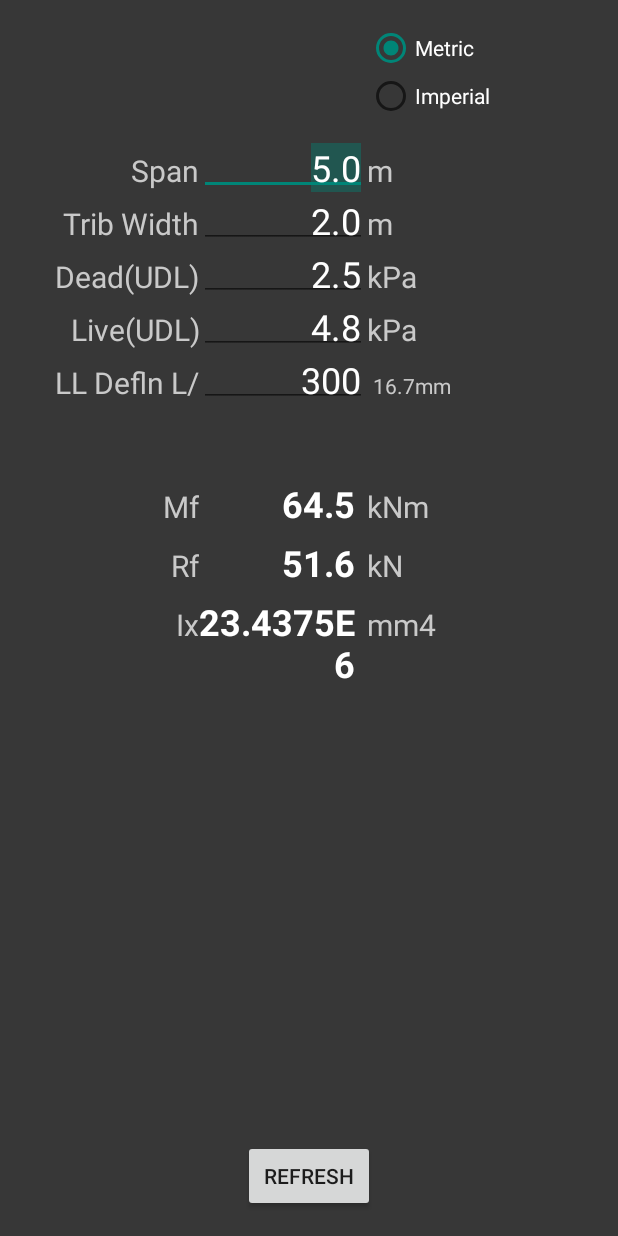
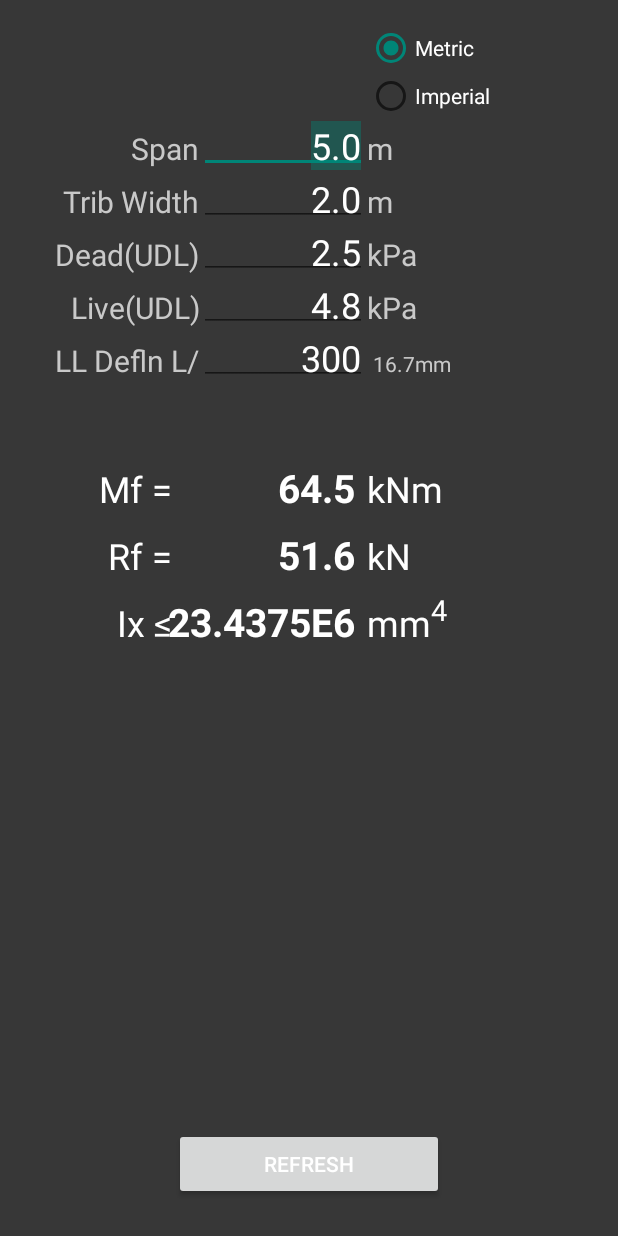
Before and after one commit to rfquerin/qub, an Android app: the screen it shows after launch (MainActivity), after a tap on "REFRESH", on a phone screen of 412 x 824 dp. Run offline under Robolectric (Android 15) with nearby library versions, the phone set to English and light mode, and no system bars.

Commit message:
Landscape layout, units, formatting and refresh on launch added.

```diff
--- a/app/src/main/java/com/rfquerin/simplebeamtool/app/MainActivity.java
+++ b/app/src/main/java/com/rfquerin/simplebeamtool/app/MainActivity.java
@@ -8,6 +8,7 @@ import android.view.MenuItem;
 import android.view.View;
 import android.view.ViewGroup;
 import android.os.Build;
+import android.widget.Button;
 import android.widget.CheckBox;
 import android.widget.EditText;
 import android.widget.RadioButton;
@@ -31,6 +32,13 @@ public class MainActivity extends Activity {
     protected void onCreate(Bundle savedInstanceState) {
         super.onCreate(savedInstanceState);
         setContentView(R.layout.activity_main);
+
+        // arbitrarily hit refresh to update values on creation
+
+        Button refreshbutton = (Button)findViewById(R.id.buttonRefresh);
+
+        refreshbutton.performClick();
+
 
 
 
--- a/app/src/main/res/layout/activity_main.xml
+++ b/app/src/main/res/layout/activity_main.xml
@@ -17,7 +17,7 @@
         android:layout_alignParentTop="true"
         android:layout_toRightOf="@+id/textViewMoment"
         android:id="@+id/radioGroup"
-        android:paddingBottom="20dp"
+        android:paddingBottom="5dp"
         android:layout_alignParentLeft="false">
 
         <RadioButton
@@ -283,11 +283,12 @@
         android:id="@+id/textViewMomentLabel"
         android:gravity="right"
         android:layout_marginTop="55dp"
-        android:layout_toLeftOf="@+id/buttonRefresh"
         android:layout_below="@+id/textViewDeflnLabel"
-        android:textColor="#c9c9c9"
-        android:layout_alignRight="@+id/textViewDeflnLabel"
-        android:textSize="20sp"/>
+        android:textColor="@android:color/white"
+        android:textSize="24sp"
+        android:layout_alignParentLeft="true"
+        android:paddingLeft="50dp"
+        android:textIsSelectable="false" />
 
     <TextView
         android:layout_width="wrap_content"
@@ -295,19 +296,19 @@
         android:textAppearance="?android:attr/textAppearanceLarge"
         android:text="10"
         android:id="@+id/textViewMoment"
-        android:ems="4"
+        android:ems="5"
         android:layout_alignParentBottom="true"
         android:layout_centerHorizontal="true"
         android:layout_marginBottom="53dp"
         android:gravity="right"
-        android:layout_toRightOf="@+id/textViewMomentLabel"
         android:enabled="true"
         android:layout_alignBaseline="@+id/textViewMomentLabel"
-        android:textSize="24dp"
+        android:textSize="26sp"
         android:textStyle="bold"
         android:fadeScrollbars="true"
         android:paddingRight="8dp"
-        android:textColor="@android:color/white" />
+        android:textColor="@android:color/white"
+        android:layout_toLeftOf="@+id/textViewMomentUnits" />
 
 
 
@@ -317,10 +318,10 @@
         android:textAppearance="?android:attr/textAppearanceLarge"
         android:text="@string/Mf_units_si"
         android:id="@+id/textViewMomentUnits"
-        android:layout_toRightOf="@+id/textViewMoment"
         android:layout_alignBaseline="@+id/textViewMoment"
-        android:textColor="#c9c9c9"
-        android:textSize="20sp"/>
+        android:textColor="@android:color/white"
+        android:textSize="24sp"
+        android:layout_alignLeft="@+id/textViewLiveUnits" />
 
 
 
@@ -334,10 +335,12 @@
         android:text="@string/Rf_label"
         android:id="@+id/textViewRxnLabel"
         android:layout_below="@+id/textViewMomentLabel"
-        android:layout_toLeftOf="@+id/textViewMoment"
         android:layout_marginTop="12dp"
-        android:textColor="#c9c9c9"
-        android:textSize="20sp"/>
+        android:textColor="@android:color/white"
+        android:textSize="24sp"
+        android:layout_alignParentLeft="false"
+        android:layout_alignRight="@+id/textViewMomentLabel"
+        android:textIsSelectable="true" />
 
     <TextView
         android:layout_width="wrap_content"
@@ -345,19 +348,19 @@
         android:textAppearance="?android:attr/textAppearanceLarge"
         android:text="10"
         android:id="@+id/textViewReaction"
-        android:ems="4"
+        android:ems="5"
         android:layout_alignParentBottom="true"
         android:layout_centerHorizontal="true"
         android:layout_marginBottom="53dp"
         android:gravity="right"
-        android:layout_toRightOf="@+id/textViewRxnLabel"
         android:enabled="true"
         android:layout_alignBaseline="@+id/textViewRxnLabel"
-        android:textSize="24dp"
+        android:textSize="26sp"
         android:textStyle="bold"
         android:fadeScrollbars="true"
         android:paddingRight="8dp"
-        android:textColor="@android:color/white" />
+        android:textColor="@android:color/white"
+        android:layout_toLeftOf="@+id/textViewReactionUnits" />
 
     <TextView
         android:layout_width="wrap_content"
@@ -365,10 +368,10 @@
         android:textAppearance="?android:attr/textAppearanceLarge"
         android:text="@string/Rf_units_si"
         android:id="@+id/textViewReactionUnits"
-        android:layout_toRightOf="@+id/textViewReaction"
         android:layout_alignBaseline="@+id/textViewReaction"
-        android:textColor="#c9c9c9"
-        android:textSize="20sp"/>
+        android:textColor="@android:color/white"
+        android:layout_alignLeft="@+id/textViewMomentUnits"
+        android:textSize="24sp" />
 
 
     <TextView
@@ -378,10 +381,11 @@
         android:text="@string/Ix_label"
         android:id="@+id/textViewIxLabel"
         android:layout_below="@+id/textViewRxnLabel"
-        android:layout_toLeftOf="@+id/textViewReaction"
         android:layout_marginTop="12dp"
-        android:textColor="#c9c9c9"
-        android:textSize="20sp"/>
+        android:textColor="@android:color/white"
+        android:textSize="24sp"
+        android:layout_alignRight="@+id/textViewRxnLabel"
+        android:textIsSelectable="false" />
 
     <TextView
         android:layout_width="wrap_content"
@@ -389,19 +393,19 @@
         android:textAppearance="?android:attr/textAppearanceLarge"
         android:text="10"
         android:id="@+id/textViewIx"
-        android:ems="4"
+        android:ems="5"
         android:layout_alignParentBottom="true"
         android:layout_centerHorizontal="true"
         android:layout_marginBottom="53dp"
         android:gravity="right"
-        android:layout_toRightOf="@+id/textViewIxLabel"
         android:enabled="true"
         android:layout_alignBaseline="@+id/textViewIxLabel"
-        android:textSize="24dp"
+        android:textSize="26sp"
         android:textStyle="bold"
         android:fadeScrollbars="true"
         android:paddingRight="8dp"
-        android:textColor="@android:color/white" />
+        android:textColor="@android:color/white"
+        android:layout_toLeftOf="@+id/textViewIxUnits" />
 
     <TextView
         android:layout_width="wrap_content"
@@ -410,9 +414,9 @@
         android:text="@string/Ix_units1_si"
         android:id="@+id/textViewIxUnits"
         android:layout_alignBaseline="@+id/textViewIx"
-        android:textColor="#c9c9c9"
-        android:textSize="20sp"
-        android:layout_toRightOf="@+id/textViewIx" />
+        android:textColor="@android:color/white"
+        android:textSize="24sp"
+        android:layout_alignLeft="@+id/textViewReactionUnits" />
 
 
 
@@ -426,6 +430,12 @@
         android:id="@+id/buttonRefresh"
         android:onClick="refreshbuttonOnClick"
         android:layout_alignParentBottom="true"
-        android:layout_centerHorizontal="true" />
+        android:layout_centerHorizontal="true"
+        android:paddingLeft="60dp"
+        android:textColor="@android:color/white"
+        android:paddingRight="60dp"
+        android:paddingTop="10dp"
+        android:paddingBottom="10dp"
+        android:layout_marginBottom="8dp" />
 
 </RelativeLayout>
--- a/app/src/main/res/values/strings.xml
+++ b/app/src/main/res/values/strings.xml
@@ -8,9 +8,9 @@
     <string name="deadUDL_label">Dead(UDL)</string>
     <string name="liveUDL_label">Live(UDL)</string>
     <string name="deflnRatio_label">LL Defln L/</string>
-    <string name="Mf_label">Mf</string>
-    <string name="Rf_label">Rf</string>
-    <string name="Ix_label">Ix</string>
+    <string name="Mf_label">Mf =</string>
+    <string name="Rf_label">Rf =</string>
+    <string name="Ix_label">Ix \u2264</string>
 
     <string name="span_units_si">m</string>
     <string name="tribwidth_units_si">m</string>
@@ -19,7 +19,7 @@
     <string name="defln_units_si">mm</string>
     <string name="Mf_units_si">kNm</string>
     <string name="Rf_units_si">kN</string>
-    <string name="Ix_units1_si">mm4</string>
+    <string name="Ix_units1_si">mm<sup><small>4</small></sup></string>
 
 
 
@@ -30,7 +30,7 @@
     <string name="defln_units_imp">in</string>
     <string name="Mf_units_imp">ft-k</string>
     <string name="Rf_units_imp">k</string>
-    <string name="Ix_units1_imp">in4</string>
+    <string name="Ix_units1_imp">in<sup><small>4</small></sup></string>
 
 
 </resources>
```
